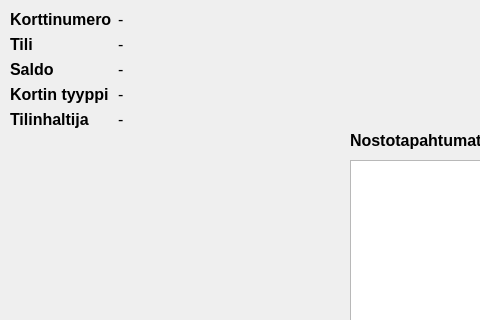
First picture: the form in frontend/atm/accountinfo.ui, repository rronkkeli/pankkiprojekti, before the edit; both pictures show x 0 to 480 and y 0 to 320 of the 800 by 600 pixel window.
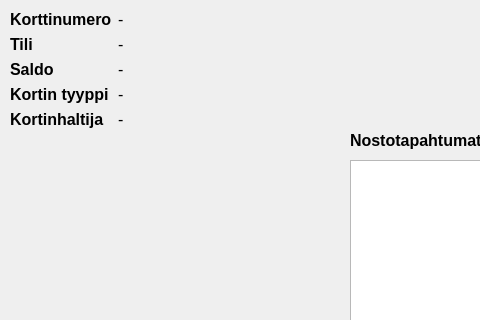
Second picture: the form after the edit.

Commit message: Deleted old version of MainWindow and changed Tilinhaltija to Kortinhaltija

```diff
--- a/frontend/atm/accountinfo.ui
+++ b/frontend/atm/accountinfo.ui
@@ -132,7 +132,7 @@
        </font>
       </property>
       <property name="text">
-       <string>Tilinhaltija</string>
+       <string>Kortinhaltija</string>
       </property>
      </widget>
     </item>
```
The commit also changes 3 other files.
